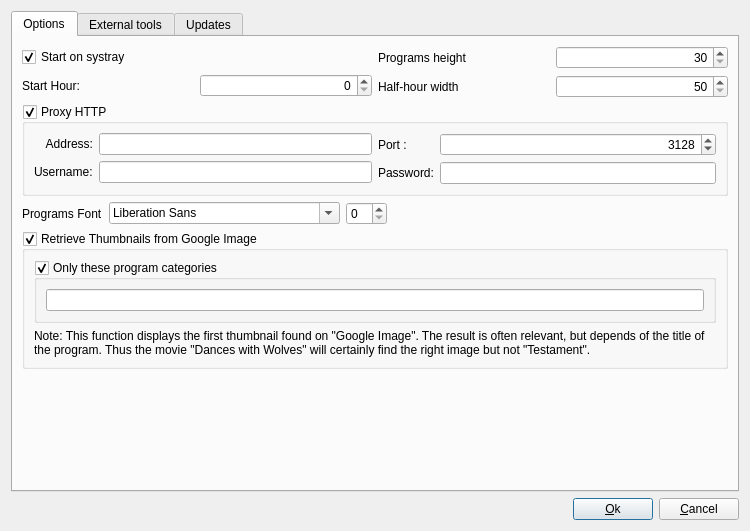
Before: the Qt Designer form ui/config.ui in jlbrd/qmagneto, drawn with Qt 5.
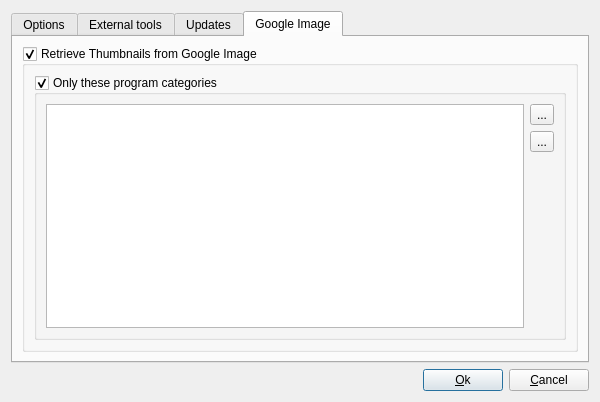
After: the same form once the commit is applied. The open tabs and pages were chosen to show the change. Icons and pictures are not drawn.

Commit message: - GoogleImage améliorations

```diff
--- a/ui/config.ui
+++ b/ui/config.ui
@@ -6,8 +6,8 @@
    <rect>
     <x>0</x>
     <y>0</y>
-    <width>750</width>
-    <height>531</height>
+    <width>600</width>
+    <height>395</height>
    </rect>
   </property>
   <property name="windowTitle">
@@ -320,7 +320,7 @@
          </item>
         </layout>
        </item>
-       <item row="4" column="0">
+       <item row="3" column="0">
         <spacer name="verticalSpacer">
          <property name="orientation">
           <enum>Qt::Vertical</enum>
@@ -333,43 +333,6 @@
          </property>
         </spacer>
        </item>
-       <item row="3" column="0">
-        <widget class="QGroupBox" name="groupGoogleImage">
-         <property name="title">
-          <string>Retrieve Thumbnails from Google Image</string>
-         </property>
-         <property name="checkable">
-          <bool>true</bool>
-         </property>
-         <layout class="QGridLayout" name="gridLayout_16">
-          <item row="0" column="0">
-           <widget class="QGroupBox" name="groupGoogleImageCategories">
-            <property name="title">
-             <string>Only these program categories</string>
-            </property>
-            <property name="checkable">
-             <bool>true</bool>
-            </property>
-            <layout class="QGridLayout" name="gridLayout_17">
-             <item row="0" column="0">
-              <widget class="QLineEdit" name="googleImageCategories"/>
-             </item>
-            </layout>
-           </widget>
-          </item>
-          <item row="1" column="0">
-           <widget class="QLabel" name="label_21">
-            <property name="text">
-             <string>Note: This function displays the first thumbnail found on &quot;Google Image&quot;. The result is often relevant, but depends of the title of the program. Thus the movie &quot;Dances with Wolves&quot; will certainly find the right image but not &quot;Testament&quot;.</string>
-            </property>
-            <property name="wordWrap">
-             <bool>true</bool>
-            </property>
-           </widget>
-          </item>
-         </layout>
-        </widget>
-       </item>
       </layout>
      </widget>
      <widget class="QWidget" name="tab_3">
@@ -831,6 +794,90 @@
        </item>
       </layout>
      </widget>
+     <widget class="QWidget" name="tab_4">
+      <attribute name="title">
+       <string>Google Image</string>
+      </attribute>
+      <layout class="QGridLayout" name="gridLayout_18">
+       <item row="0" column="0">
+        <widget class="QGroupBox" name="groupGoogleImage">
+         <property name="title">
+          <string>Retrieve Thumbnails from Google Image</string>
+         </property>
+         <property name="checkable">
+          <bool>true</bool>
+         </property>
+         <layout class="QGridLayout" name="gridLayout_16">
+          <item row="0" column="0">
+           <widget class="QGroupBox" name="groupGoogleImageCategories">
+            <property name="title">
+             <string>Only these program categories</string>
+            </property>
+            <property name="checkable">
+             <bool>true</bool>
+            </property>
+            <layout class="QGridLayout" name="gridLayout_17">
+             <item row="0" column="0">
+              <layout class="QHBoxLayout" name="horizontalLayout_9">
+               <item>
+                <widget class="QListWidget" name="googleImageCategories">
+                 <property name="sizePolicy">
+                  <sizepolicy hsizetype="Expanding" vsizetype="Minimum">
+                   <horstretch>0</horstretch>
+                   <verstretch>0</verstretch>
+                  </sizepolicy>
+                 </property>
+                </widget>
+               </item>
+               <item>
+                <layout class="QVBoxLayout" name="verticalLayout_3">
+                 <item>
+                  <widget class="QToolButton" name="addCategory">
+                   <property name="text">
+                    <string>...</string>
+                   </property>
+                   <property name="icon">
+                    <iconset resource="../resources/resources.qrc">
+                     <normaloff>:/images/images/ajouter.png</normaloff>:/images/images/ajouter.png</iconset>
+                   </property>
+                  </widget>
+                 </item>
+                 <item>
+                  <widget class="QToolButton" name="deleteCategory">
+                   <property name="text">
+                    <string>...</string>
+                   </property>
+                   <property name="icon">
+                    <iconset resource="../resources/resources.qrc">
+                     <normaloff>:/images/images/supprimer.png</normaloff>:/images/images/supprimer.png</iconset>
+                   </property>
+                  </widget>
+                 </item>
+                 <item>
+                  <spacer name="verticalSpacer_3">
+                   <property name="orientation">
+                    <enum>Qt::Vertical</enum>
+                   </property>
+                   <property name="sizeHint" stdset="0">
+                    <size>
+                     <width>20</width>
+                     <height>40</height>
+                    </size>
+                   </property>
+                  </spacer>
+                 </item>
+                </layout>
+               </item>
+              </layout>
+             </item>
+            </layout>
+           </widget>
+          </item>
+         </layout>
+        </widget>
+       </item>
+      </layout>
+     </widget>
     </widget>
    </item>
   </layout>
```
The commit also changes 12 other files.
